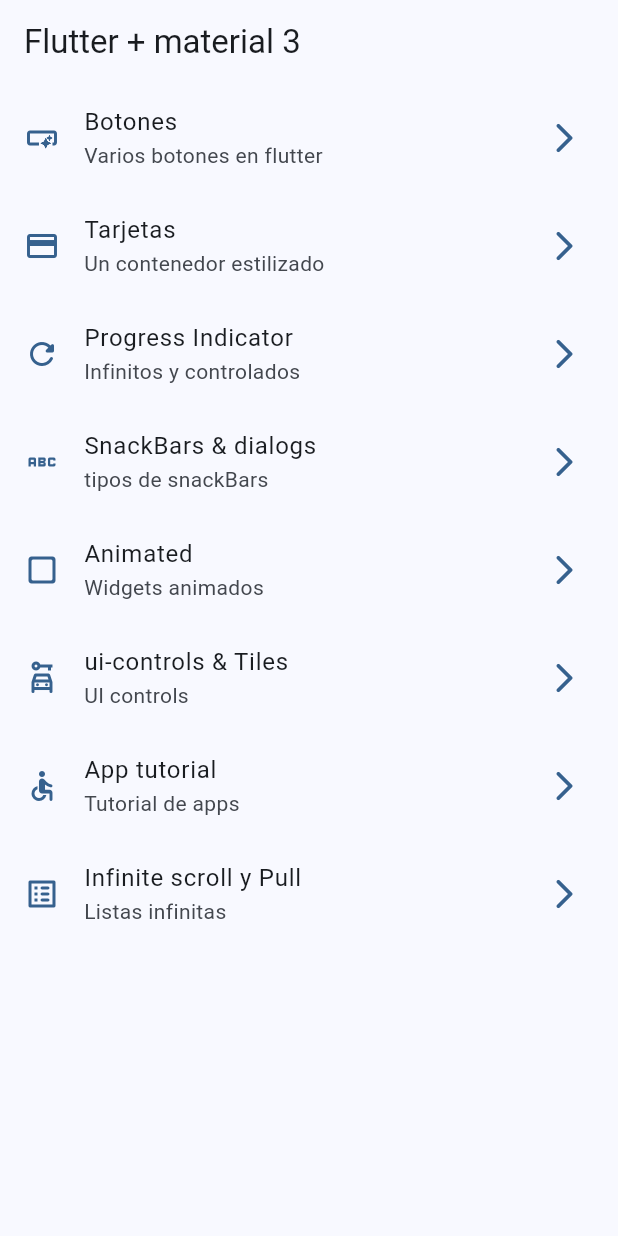
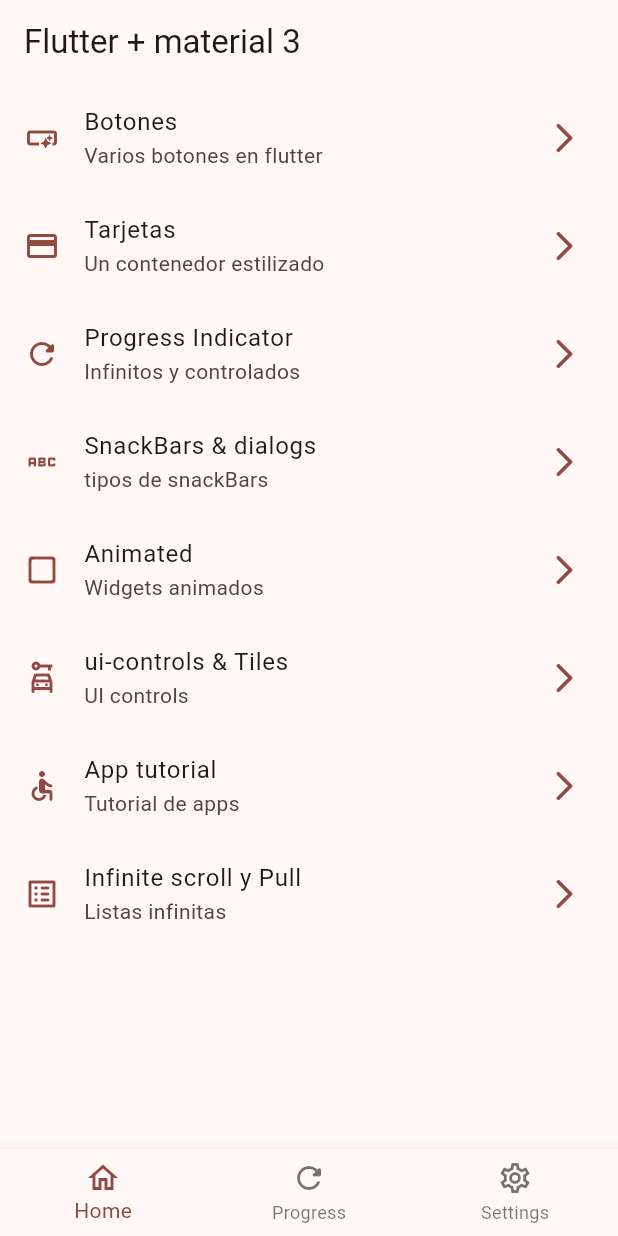
Before and after one commit to sdieg82/widgets_app, a Flutter app: the screen it shows after launch, on a phone screen of 412 x 824 dp. Run offline on Flutter 3.47's test engine with Material 3 defaults, Android fonts, the phone set to English and light mode, and no system bars; our stand-ins replace animate_do, go_router.

Commit message:
home screen bottom navbigation bar

```diff
--- a/lib/main.dart
+++ b/lib/main.dart
@@ -15,7 +15,7 @@ class MainApp extends StatelessWidget {
       title: 'Flutter Widgets',
       routerConfig: appRouter,
       debugShowCheckedModeBanner: false,
-      theme: AppTheme(selectedColor: 0).getTheme(),
+      theme: AppTheme(selectedColor: 3).getTheme(),
 
     );
   }
--- a/lib/presentation/infinite_scroll/infinite_scroll.dart
+++ b/lib/presentation/infinite_scroll/infinite_scroll.dart
@@ -84,6 +84,7 @@ class _InfiniteScrollState extends State<InfiniteScroll> {
   @override
   Widget build(BuildContext context) {
     return Scaffold(
+
       backgroundColor: Colors.black,
       // appBar: AppBar(
       //   title: Text('Infinite scroll'),
--- a/lib/presentation/screens/home_screen.dart
+++ b/lib/presentation/screens/home_screen.dart
@@ -12,6 +12,22 @@ class HomeScreen extends StatelessWidget {
     return Scaffold(
       appBar: AppBar(title: Text('Flutter + material 3')),
       body: _HomeView(),
+       bottomNavigationBar: BottomNavigationBar(
+        items: [
+          BottomNavigationBarItem(
+            label: 'Home',
+            icon: Icon(Icons.home_outlined),
+
+          ),
+          BottomNavigationBarItem(
+            label: 'Progress',
+            icon: Icon(Icons.refresh_rounded),
+          ),
+          BottomNavigationBarItem(
+            label: 'Settings',
+            icon: Icon(Icons.settings_outlined),
+          ),
+        ] ),
     );
   }
 }
```
